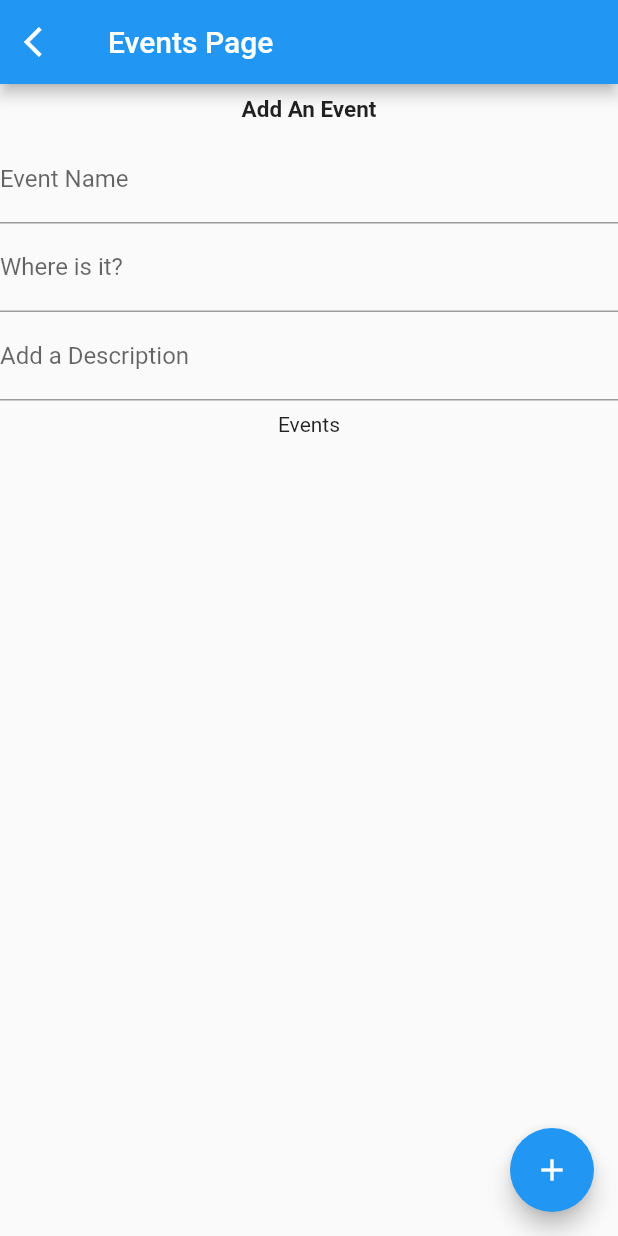
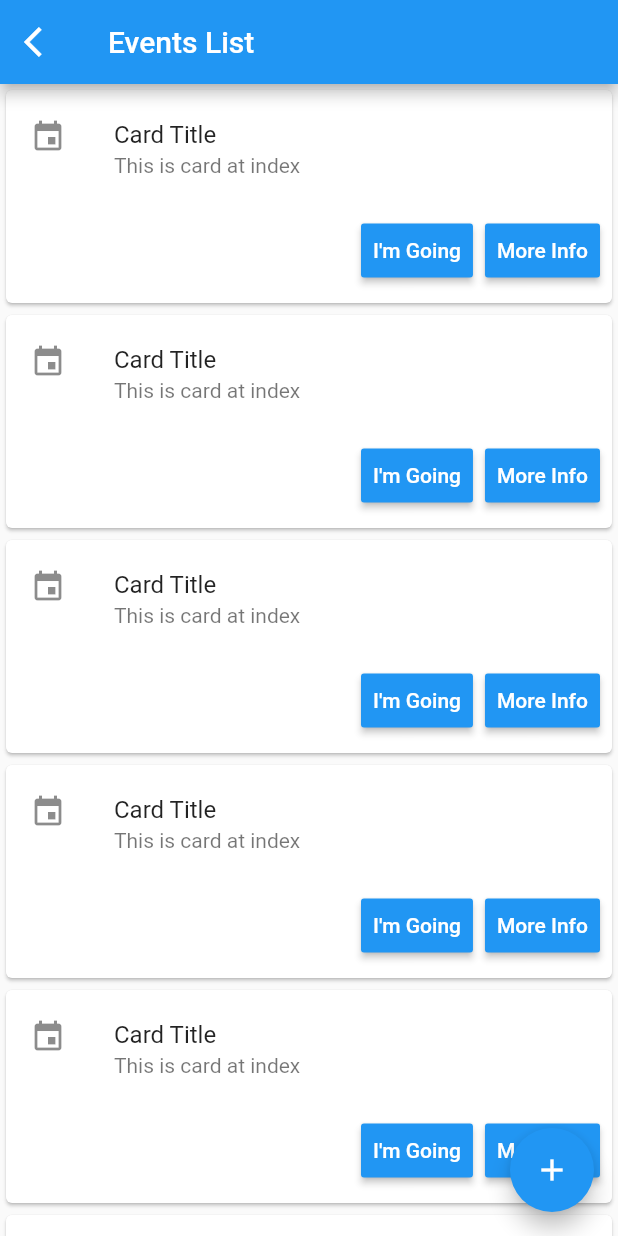
Before and after one commit to nolanrbrady/grewp, a Flutter app: the HomePage screen opened directly, after a tap on the "event" icon, on a phone screen of 412 x 824 dp. Run offline on Flutter 3.47's test engine with Material 2 defaults, Android fonts, the phone set to English and light mode, and no system bars; our stand-ins replace firebase_auth; accounts and stored records are empty.

Commit message:
Placeholder List Rendering

```diff
--- /dev/null
+++ b/lib/event_list.dart
@@ -0,0 +1,102 @@
+import 'package:flutter/material.dart';
+import 'events.dart';
+
+class Events {
+  String name;
+  String location;
+  String description;
+
+  Events({this.name, this.location, this.description});
+}
+
+class EventList extends StatefulWidget {
+  EventList({Key key, this.title}) : super(key: key);
+
+  final String title;
+
+  @override
+  _EventList createState() => new _EventList();
+}
+
+class _EventList extends State<EventList> {
+Events _event = new Events();
+List<Events> eventArray = []; // Hosts the events coming back and the ones created
+
+//   final _mockEvents = const <Events>[
+//     const Events(
+//      name: 'Bouldering',
+//      location: 'Boulder, CO',
+//       description: 'Going Bouldering in the flatirons'
+//    ),
+//    const Events(
+//      name: 'Running',
+//      location: 'Aspen, CO',
+//      description: 'Ultra run for shits and gigs'
+//    )
+//  ];
+
+  @override
+  Widget build(BuildContext context) {
+    return new Scaffold(
+      appBar: new AppBar(
+        title: new Text('Events List'),
+        leading: new IconButton(
+          icon: new Icon(Icons.arrow_back_ios),
+          onPressed: () {
+            Navigator.pop(context);
+          },
+        ),
+      ),
+      body: new ListView.builder(
+        itemCount: 10,
+        itemExtent: 150.0,
+        itemBuilder: (BuildContext context, int index) {
+          return new Card(
+            child: new Column(
+              mainAxisAlignment: MainAxisAlignment.center,
+              crossAxisAlignment: CrossAxisAlignment.center,
+              children: <Widget>[
+                const ListTile(
+                  leading: const Icon(Icons.event),
+                  title: const Text('Card Title'),
+                  subtitle: const Text('This is card at index'),
+                ),
+                new ButtonTheme.bar(
+                  child: new ButtonBar(
+                    children: <Widget>[
+                      new RaisedButton(
+                        color: Theme.of(context).accentColor,
+                        textColor: Colors.white,
+                        child: new Text('I\'m Going'),
+                        onPressed: (){
+                          print("You're attending this event");
+                        },
+                      ),
+                      new RaisedButton(
+                        color: Theme.of(context).accentColor,
+                        textColor: Colors.white,
+                        child: new Text('More Info'),
+                        onPressed: (){
+                          print("Getting More Info");
+                        },
+                      )
+                    ],
+                  ),
+                )
+              ],
+            ),
+          );
+        },
+      ),
+      floatingActionButton: new FloatingActionButton(
+        backgroundColor: Theme.of(context).accentColor,
+        child: new Icon(Icons.add),
+        onPressed: () {
+          //_toggleEvent();
+          Navigator.push(context,
+              new MaterialPageRoute(builder: (context) => new EventsPage()));
+        },
+      ),
+    );
+  }
+}
--- a/lib/events.dart
+++ b/lib/events.dart
@@ -1,25 +1,12 @@
 import 'package:flutter/material.dart';
-
-class Events {
-  String name;
-  String location;
-  String description;
-
-  Events({
-    this.name,
-    this.location,
-    this.description,
-  });
-}
+import 'event_list.dart';
 
 class EventsPage extends StatefulWidget {
-
   @override
   _EventsPage createState() => new _EventsPage();
 }
 
 class _EventsPage extends State<EventsPage> {
-
   // Insert Gloabl Vars Here
   bool _displayAddEvent = false;
 
@@ -28,7 +15,17 @@ class _EventsPage extends State<EventsPage> {
 
   // Insert Functions Here
 
-  _createEvents(){
+  void _toggleEvent() {
+    setState(() {
+      if (_displayAddEvent == false) {
+        _displayAddEvent = true;
+      } else if (_displayAddEvent == true) {
+        _displayAddEvent = false;
+      }
+    });
+  }
+
+  void _createEvents() {
     eventArray.add(_event);
     print(eventArray.length);
   }
@@ -40,13 +37,15 @@ class _EventsPage extends State<EventsPage> {
         title: new Text('Events Page'),
         leading: new IconButton(
           icon: new Icon(Icons.arrow_back_ios),
-         onPressed: (){
+          onPressed: () {
             Navigator.pop(context);
           },
         ),
       ),
       body: new Center(
         child: new Column(
+          children: <Widget>[
+            new Column(
               children: <Widget>[
                 new Padding(
                   padding: const EdgeInsets.all(8.0),
@@ -60,53 +59,39 @@ class _EventsPage extends State<EventsPage> {
                 ),
                 new TextField(
                   decoration: new InputDecoration(
-               hintText: 'Fun in the Sun',
-               labelText: 'Event Name'
-             ),
-             onChanged: (String value){
+                      hintText: 'Fun in the Sun', labelText: 'Event Name'),
+                  onChanged: (String value) {
                     _event.name = value;
                   },
                 ),
                 new TextField(
                   decoration: new InputDecoration(
-               hintText: 'Boulder',
-               labelText: 'Where is it?'
-             ),
-             onChanged: (String value){
+                      hintText: 'Boulder', labelText: 'Where is it?'),
+                  onChanged: (String value) {
                     _event.location = value;
                   },
                 ),
                 new TextField(
                   decoration: new InputDecoration(
                       hintText: 'Who, what, when, where, and why',
-               labelText: 'Add a Description'
-             ),
-             onChanged: (String value){
+                      labelText: 'Add a Description'),
+                  onChanged: (String value) {
                     _event.description = value;
                   },
                 ),
-           new Padding(
-             padding: const EdgeInsets.all(8.0),
-             child: new Container(
-               child: new Column(
-                 children: <Widget>[
-                   new Text("Events"),
-                   // Need to figure out hhow the lists view works.
+                new RaisedButton(
+                  color: Theme.of(context).accentColor,
+                  textColor: Colors.white,
+                  child: new Text('Submit Event'),
+                  onPressed: () {
+                    _createEvents();
+                  },
+                ),
               ],
-               ),
-             ),
             ),
           ],
         ),
       ),
-    floatingActionButton: new FloatingActionButton(
-      backgroundColor: Theme.of(context).accentColor,
-      child: new Icon(Icons.add),
-      onPressed: (){
-       print("Creating you an event");
-       _createEvents();
-      },
-    ),
     );
   }
 }
--- a/lib/home.dart
+++ b/lib/home.dart
@@ -2,6 +2,7 @@ import 'package:flutter/material.dart';
 // Import Pages
 import 'messages.dart';
 import 'events.dart';
+import 'event_list.dart';
 
 
 class HomePage extends StatefulWidget {
@@ -41,7 +42,7 @@ class _HomePage extends State<HomePage> {
           onPressed: (){
             Navigator.push(
               context,
-              new MaterialPageRoute(builder: (context) => new EventsPage()));
+              new MaterialPageRoute(builder: (context) => new EventList()));
           },
         ),
       ),
```
Lines whose indentation alone changed are shown as unchanged.
